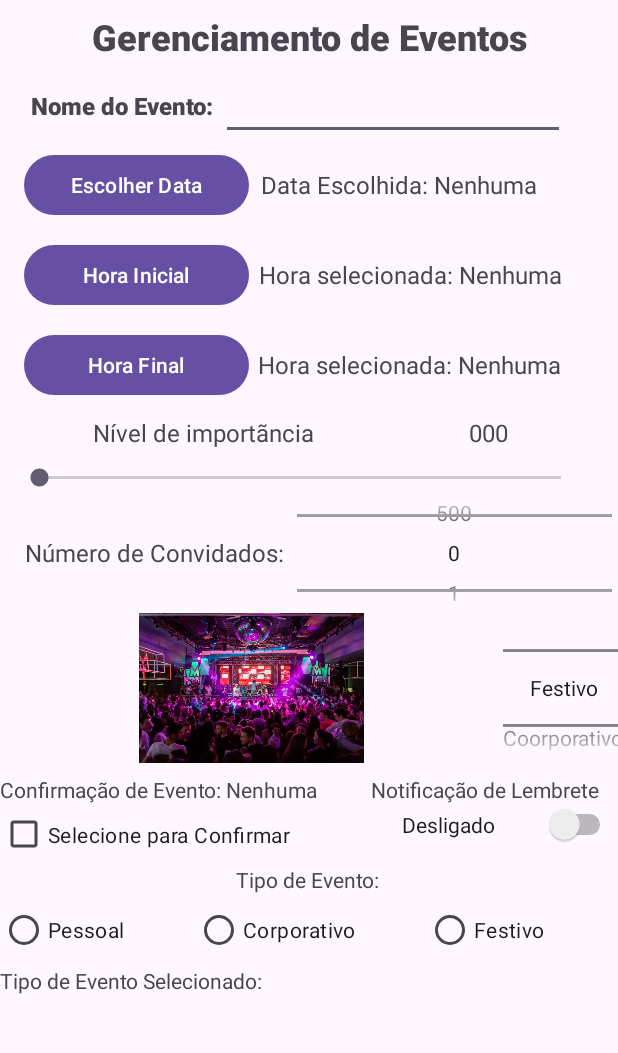
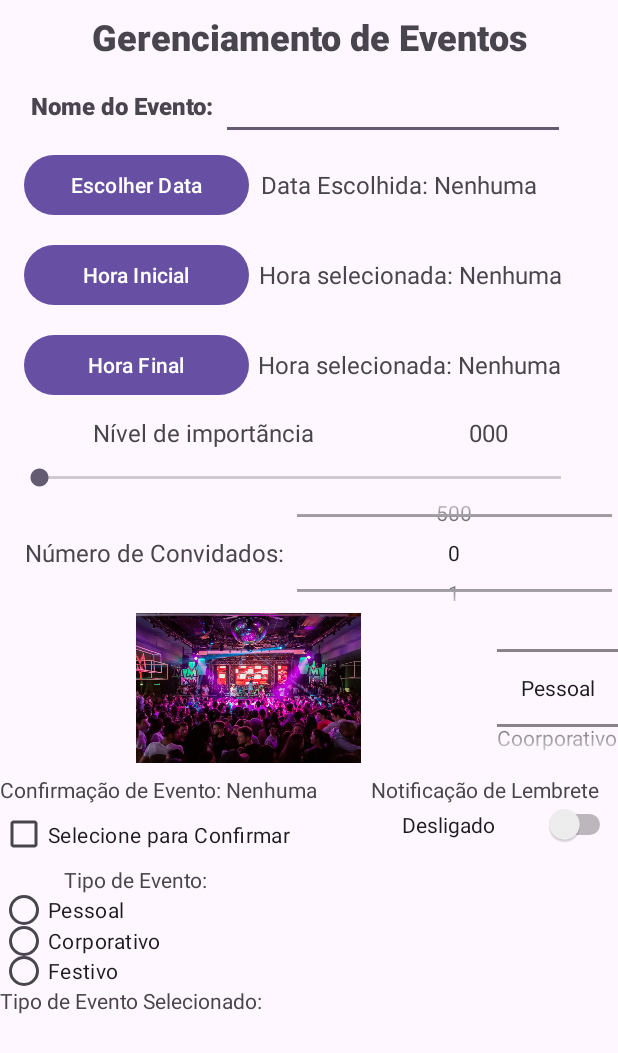
Before and after one commit to BRADDTELES/appEventos, an Android app: the screen it shows after launch (MainActivity), on a phone screen of 412 x 824 dp. Shown: the top 1053 px of the screen. Run offline under Robolectric (Android 15) with nearby library versions, the phone set to English and light mode, and no system bars.

```diff
--- a/app/src/main/java/com/example/appeventos/MainActivity.java
+++ b/app/src/main/java/com/example/appeventos/MainActivity.java
@@ -19,7 +19,6 @@ import android.widget.TextView;
 import android.widget.TimePicker;
 
 import androidx.appcompat.app.AppCompatActivity;
-import androidx.constraintlayout.widget.ConstraintLayout;
 
 import com.example.appeventos.util.UtilDate;
 import com.example.appeventos.util.UtilTime;
@@ -107,13 +106,13 @@ public class MainActivity extends AppCompatActivity {
             }
         });
 
-        eventoTextView = findViewById(R.id.eventoTextView);
+//        eventoTextView = findViewById(R.id.eventoTextView);
         eventoImageView = findViewById(R.id.eventoImageView);
         eventoNumberPicker = findViewById(R.id.eventoNumberPicker);
 
-        eventos[0] = "Festivo";
+        eventos[0] = "Pessoal";
         eventos[1] = "Coorporativo";
-        eventos[2] = "Casamento";
+        eventos[2] = "Festivo";
 
         eventoNumberPicker.setDisplayedValues(eventos);
 
@@ -125,15 +124,15 @@ public class MainActivity extends AppCompatActivity {
             public void onValueChange(NumberPicker picker, int oldVal, int newVal) {
                 String eventoSelecionado = eventos[newVal];
                 if (eventoSelecionado.equalsIgnoreCase("Festivo")){
-                    eventoImageView.setImageResource(R.drawable.festivo);
-//                    eventoTextView.setText("Festivo");
+                    eventoImageView.setImageResource(R.drawable.pessoal);
+//                    eventoTextView.setText("Pessoal");
                 } else {
                     if (eventoSelecionado.equalsIgnoreCase("Coorporativo")){
                         eventoImageView.setImageResource(R.drawable.coorporativo);
 //                        eventoTextView.setText("Coorporativo");
                     } else {
-                        eventoImageView.setImageResource(R.drawable.casamento);
-//                        eventoTextView.setText("Casamento");
+                        eventoImageView.setImageResource(R.drawable.festivo);
+//                        eventoTextView.setText("Festivo");
                     }
                 }
             }
@@ -170,7 +169,7 @@ public class MainActivity extends AppCompatActivity {
 
         tipoEventoRadioGroup.setOnCheckedChangeListener(new RadioGroup.OnCheckedChangeListener() {
             @Override
-            public void onCheckedChanged(RadioGroup radioGroup, int checkedId) {
+            public void onCheckedChanged(RadioGroup group, int checkedId) {
                 RadioButton radioButton = findViewById(checkedId);
                 String opcaoSelecionada = radioButton.getText().toString();
                 tpEventoSelecionadoTextView.setText(opcaoSelecionada);
--- a/app/src/main/res/layout/activity_main.xml
+++ b/app/src/main/res/layout/activity_main.xml
@@ -238,14 +238,6 @@
             android:layout_height="100dp"
             android:orientation="horizontal">
 
-            <TextView
-                android:id="@+id/eventoTextView"
-                android:layout_width="wrap_content"
-                android:layout_height="match_parent"
-                android:layout_gravity="center"
-                android:layout_weight="1"
-                android:gravity="center" />
-
             <ImageView
                 android:id="@+id/eventoImageView"
                 android:layout_width="340dp"
@@ -313,7 +305,7 @@
     </LinearLayout>
 
     <LinearLayout
-        android:layout_width="409dp"
+        android:layout_width="180dp"
         android:layout_height="100dp"
         android:orientation="vertical"
         app:layout_constraintTop_toBottomOf="@+id/linearLayout6"
@@ -330,11 +322,6 @@
             android:id="@+id/tipoEventoRadioGroup"
             android:layout_width="match_parent"
             android:layout_height="match_parent">
-
-            <LinearLayout
-                android:layout_width="match_parent"
-                android:layout_height="wrap_content"
-                android:orientation="horizontal">
 
             <RadioButton
                 android:id="@+id/radioButton9"
@@ -356,13 +343,13 @@
                 android:layout_height="wrap_content"
                 android:layout_weight="1"
                 android:text="@string/label_tipo_festivo" />
-            </LinearLayout>
 
             <TextView
                 android:id="@+id/tpEventoSelecionadoTextView"
                 android:layout_width="match_parent"
                 android:layout_height="wrap_content"
                 android:text="@string/label_tp_evento_selecionado" />
+
         </RadioGroup>
     </LinearLayout>
 
```
Also changed, not shown: app/src/main/res/drawable/pessoal.jpg (renamed from app/src/main/res/drawable/casamento.jpg). Lines whose indentation alone changed are shown as unchanged.
